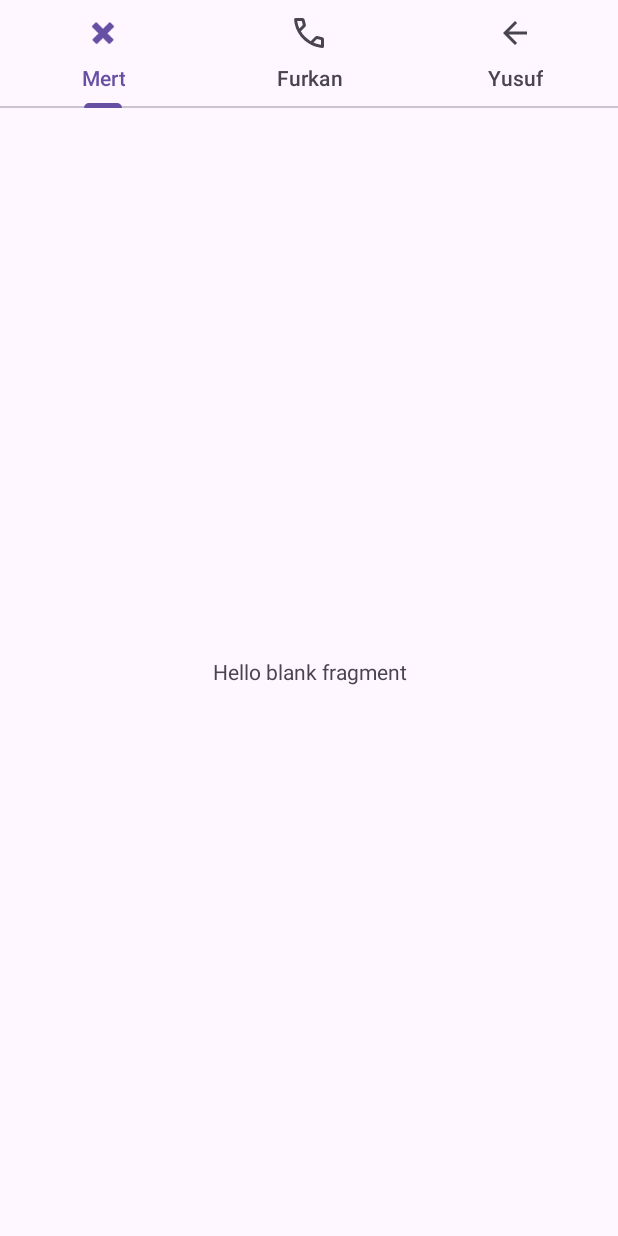
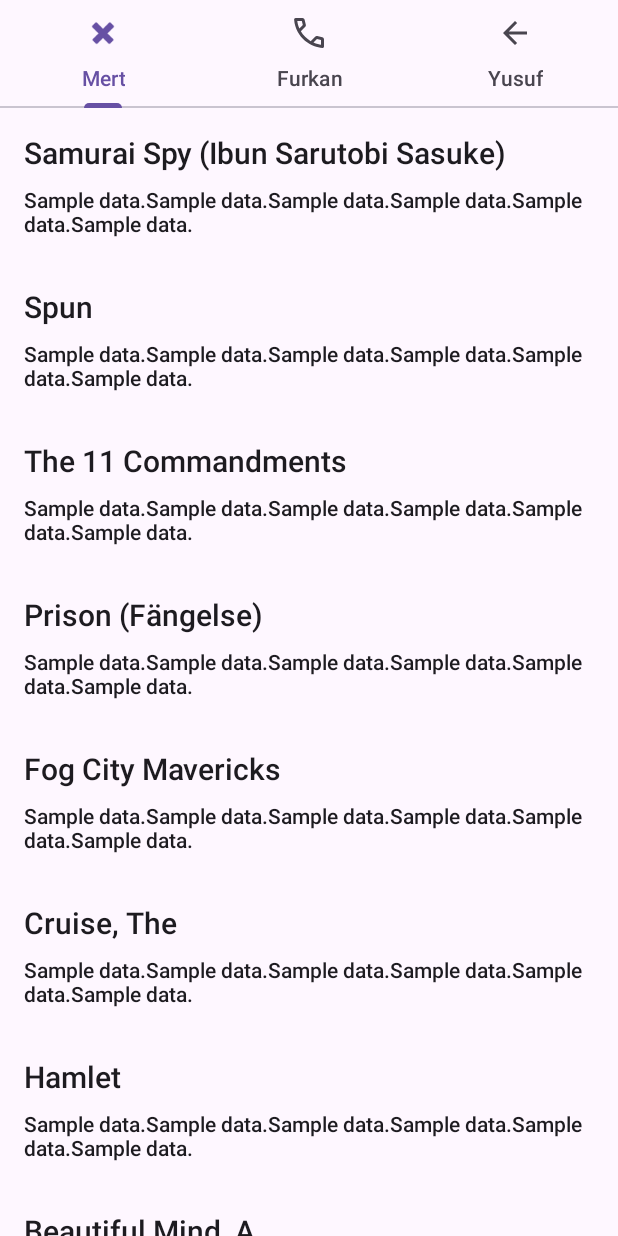
Before and after one commit to yunusbedir-mobven/ViewPagerAndRecyclerView, an Android app: the screen it shows after launch (MainActivity), on a phone screen of 412 x 824 dp. Run offline under Robolectric (Android 15) with nearby library versions, the phone set to English and light mode, and no system bars.

Commit message:
created sample recyclerview

```diff
--- /dev/null
+++ b/app/src/main/java/com/example/viewpagerandrecyclerview/data/DataStore.kt
@@ -0,0 +1,52 @@
+package com.example.viewpagerandrecyclerview.data
+
+object DataStore {
+
+    val sampleItems = listOf(
+        SampleItemModel(
+            title = "Samurai Spy (Ibun Sarutobi Sasuke)",
+            description = "Sample data.Sample data.Sample data.Sample data.Sample data.Sample data. ",
+            imageUrl = "https://img.freepik.com/free-photo/painting-mountain-lake-with-mountain-background_188544-9126.jpg"
+        ),
+        SampleItemModel(
+            title = "Spun",
+            description = "Sample data.Sample data.Sample data.Sample data.Sample data.Sample data.",
+            imageUrl = "https://cdn.pixabay.com/photo/2016/05/05/02/37/sunset-1373171_1280.jpg"
+        ),
+        SampleItemModel(
+            title = "The 11 Commandments",
+            description = "Sample data.Sample data.Sample data.Sample data.Sample data.Sample data.",
+            imageUrl = "https://cdn.pixabay.com/photo/2015/04/23/22/00/tree-736885_1280.jpg"
+        ),
+        SampleItemModel(
+            title = "Prison (Fängelse) ",
+            description = "Sample data.Sample data.Sample data.Sample data.Sample data.Sample data.",
+            imageUrl = "https://letsenhance.io/static/8f5e523ee6b2479e26ecc91b9c25261e/1015f/MainAfter.jpg"
+        ),
+        SampleItemModel(
+            title = "Fog City Mavericks",
+            description = "Sample data.Sample data.Sample data.Sample data.Sample data.Sample data.",
+            imageUrl = "https://img.freepik.com/free-photo/abstract-autumn-beauty-multi-colored-leaf-vein-pattern-generated-by-ai_188544-9871.jpg"
+        ),
+        SampleItemModel(
+            title = "Cruise, The",
+            description = "Sample data.Sample data.Sample data.Sample data.Sample data.Sample data.",
+            imageUrl = "https://images.ctfassets.net/hrltx12pl8hq/a2hkMAaruSQ8haQZ4rBL9/8ff4a6f289b9ca3f4e6474f29793a74a/nature-image-for-website.jpg?fit=fill&w=600&h=400"
+        ),
+        SampleItemModel(
+            title = "Hamlet",
+            description = "Sample data.Sample data.Sample data.Sample data.Sample data.Sample data.",
+            imageUrl = "https://img.freepik.com/free-photo/colorful-design-with-spiral-design_188544-9588.jpg?size=626&ext=jpg&ga=GA1.1.1224184972.1714003200&semt=sph"
+        ),
+        SampleItemModel(
+            title = "Beautiful Mind, A",
+            description = "Sample data.Sample data.Sample data.Sample data.Sample data.Sample data.",
+            imageUrl = "https://img.freepik.com/photos-premium/monde-vert-fond-arbre-genere-ai_872074-967.jpg"
+        ),
+        SampleItemModel(
+            title = "Thin Line Between Love and Hate, A",
+            description = "Sample data.Sample data.Sample data.Sample data.Sample data.Sample data.",
+            imageUrl = "https://pixlr.com/images/index/ai-image-generator-one.webp"
+        )
+    )
+}
--- /dev/null
+++ b/app/src/main/java/com/example/viewpagerandrecyclerview/data/SampleItemModel.kt
@@ -0,0 +1,7 @@
+package com.example.viewpagerandrecyclerview.data
+
+data class SampleItemModel(
+    val title: String,
+    val description: String,
+    val imageUrl: String
+)
--- /dev/null
+++ b/app/src/main/java/com/example/viewpagerandrecyclerview/ui/SampleItemAdapter.kt
@@ -0,0 +1,31 @@
+package com.example.viewpagerandrecyclerview.ui
+
+import android.view.LayoutInflater
+import android.view.ViewGroup
+import androidx.recyclerview.widget.ListAdapter
+import androidx.recyclerview.widget.RecyclerView
+import com.example.viewpagerandrecyclerview.data.SampleItemModel
+import com.example.viewpagerandrecyclerview.databinding.ItemSampleBinding
+
+class SampleItemAdapter :
+    ListAdapter<SampleItemModel, SampleItemAdapter.ViewHolder>(SampleItemDiffUtil()) {
+    override fun onCreateViewHolder(parent: ViewGroup, viewType: Int): ViewHolder {
+        val layoutInflater = LayoutInflater.from(parent.context)
+        val binding = ItemSampleBinding.inflate(layoutInflater)
+        return ViewHolder(binding)
+    }
+
+    override fun onBindViewHolder(holder: ViewHolder, position: Int) {
+        holder.bind(getItem(position))
+    }
+
+    class ViewHolder(
+        private val binding: ItemSampleBinding
+    ) : RecyclerView.ViewHolder(binding.root) {
+        fun bind(item: SampleItemModel?) {
+            binding.textViewTitle.text = item?.title.orEmpty()
+            binding.textViewDescription.text = item?.description.orEmpty()
+        }
+
+    }
+}
--- /dev/null
+++ b/app/src/main/java/com/example/viewpagerandrecyclerview/ui/SampleItemDiffUtil.kt
@@ -0,0 +1,14 @@
+package com.example.viewpagerandrecyclerview.ui
+
+import androidx.recyclerview.widget.DiffUtil
+import com.example.viewpagerandrecyclerview.data.SampleItemModel
+
+class SampleItemDiffUtil : DiffUtil.ItemCallback<SampleItemModel>() {
+    override fun areItemsTheSame(oldItem: SampleItemModel, newItem: SampleItemModel): Boolean {
+        return oldItem == newItem
+    }
+
+    override fun areContentsTheSame(oldItem: SampleItemModel, newItem: SampleItemModel): Boolean {
+        return oldItem.title == newItem.title
+    }
+}
--- a/app/src/main/java/com/example/viewpagerandrecyclerview/ui/ViewPagerItemFragment.kt
+++ b/app/src/main/java/com/example/viewpagerandrecyclerview/ui/ViewPagerItemFragment.kt
@@ -5,11 +5,14 @@ import android.view.LayoutInflater
 import android.view.View
 import android.view.ViewGroup
 import androidx.fragment.app.Fragment
+import com.example.viewpagerandrecyclerview.data.DataStore
 import com.example.viewpagerandrecyclerview.databinding.FragmentViewPagerItemBinding
 
 class ViewPagerItemFragment : Fragment() {
 
     private lateinit var binding: FragmentViewPagerItemBinding
+
+    private val sampleAdapter = SampleItemAdapter()
 
     override fun onCreateView(
         inflater: LayoutInflater,
@@ -26,7 +29,8 @@ class ViewPagerItemFragment : Fragment() {
     }
 
     private fun setupViews() {
-
+        binding.recyclerView.adapter = sampleAdapter
+        sampleAdapter.submitList(DataStore.sampleItems)
     }
 
 }
--- a/app/src/main/res/layout/fragment_view_pager_item.xml
+++ b/app/src/main/res/layout/fragment_view_pager_item.xml
@@ -1,14 +1,17 @@
 <?xml version="1.0" encoding="utf-8"?>
-<FrameLayout xmlns:android="http://schemas.android.com/apk/res/android"
+<androidx.constraintlayout.widget.ConstraintLayout xmlns:android="http://schemas.android.com/apk/res/android"
+    xmlns:app="http://schemas.android.com/apk/res-auto"
     xmlns:tools="http://schemas.android.com/tools"
     android:layout_width="match_parent"
     android:layout_height="match_parent"
     tools:context=".ui.ViewPagerItemFragment">
 
-    <TextView
+    <androidx.recyclerview.widget.RecyclerView
+        android:id="@+id/recyclerView"
         android:layout_width="match_parent"
         android:layout_height="match_parent"
-        android:gravity="center"
-        android:text="@string/hello_blank_fragment" />
+        android:orientation="vertical"
+        app:layoutManager="androidx.recyclerview.widget.LinearLayoutManager"
+        tools:listitem="@layout/item_sample" />
 
-</FrameLayout>
+</androidx.constraintlayout.widget.ConstraintLayout>
--- /dev/null
+++ b/app/src/main/res/layout/item_sample.xml
@@ -0,0 +1,26 @@
+<?xml version="1.0" encoding="utf-8"?>
+<androidx.constraintlayout.widget.ConstraintLayout xmlns:android="http://schemas.android.com/apk/res/android"
+    xmlns:app="http://schemas.android.com/apk/res-auto"
+    xmlns:tools="http://schemas.android.com/tools"
+    android:layout_width="match_parent"
+    android:layout_height="wrap_content"
+    android:padding="16dp">
+
+    <TextView
+        android:id="@+id/textViewTitle"
+        android:layout_width="match_parent"
+        android:layout_height="wrap_content"
+        android:textAppearance="@style/TextAppearance.AppCompat.Title"
+        app:layout_constraintTop_toTopOf="parent"
+        tools:text="Title" />
+
+    <TextView
+        android:id="@+id/textViewDescription"
+        android:layout_width="match_parent"
+        android:layout_height="wrap_content"
+        android:layout_marginTop="8dp"
+        android:textAppearance="@style/TextAppearance.AppCompat.Body2"
+        app:layout_constraintTop_toBottomOf="@id/textViewTitle"
+        tools:text="Descriotion" />
+
+</androidx.constraintlayout.widget.ConstraintLayout>
```
